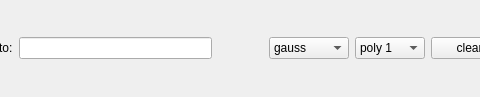
First picture: the form in code/display/implement/QtPlotter/SpecFitSettingsWidgetOptical.ui, repository radio-astro/casa, before the edit; both pictures show x 246 to 726 and y 0 to 97 of the 854 by 97 pixel window.
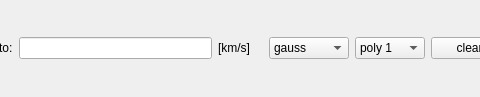
Second picture: the form after the edit.

Commit message: Forgot to set the font on the fit units.

Diff of the .ui file:
```diff
--- a/code/display/implement/QtPlotter/SpecFitSettingsWidgetOptical.ui
+++ b/code/display/implement/QtPlotter/SpecFitSettingsWidgetOptical.ui
@@ -89,7 +89,7 @@
         </size>
        </property>
        <property name="text">
-        <string/>
+        <string>&lt;font color='black'&gt;[km/s]&lt;/font&gt;</string>
        </property>
       </widget>
      </item>
```
